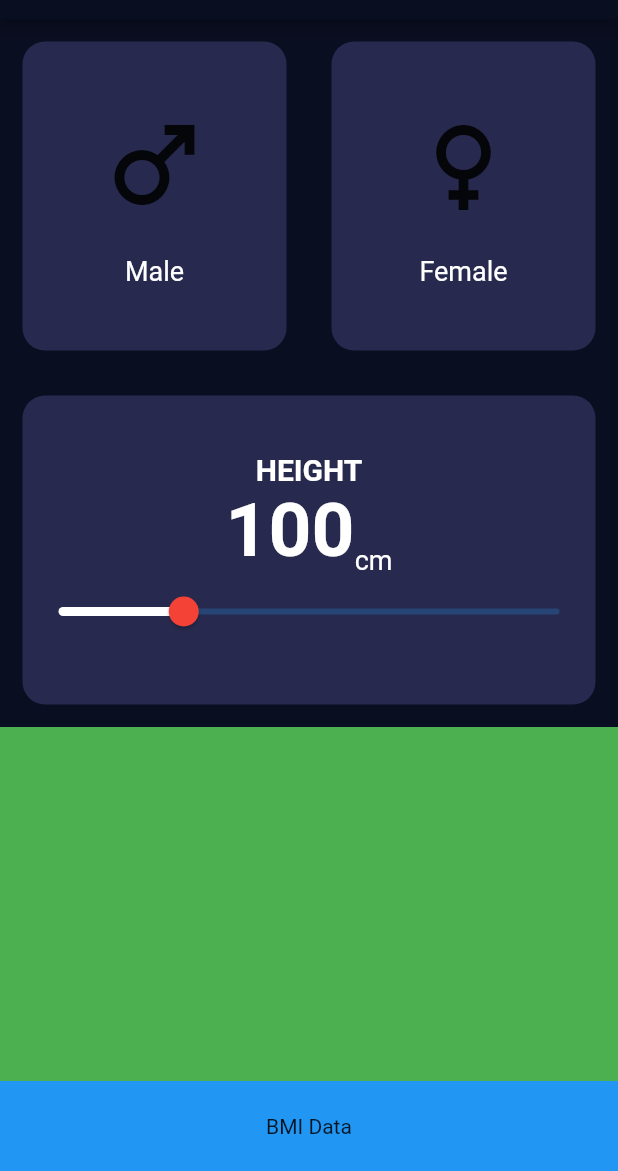
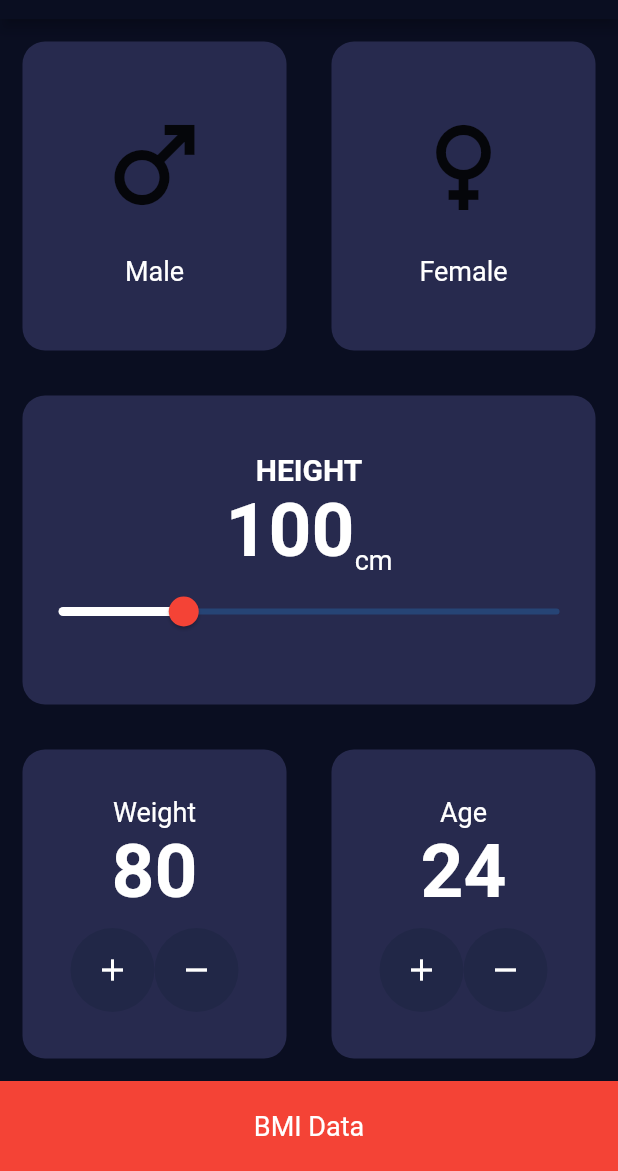
Before and after one commit to 3irham/bmi_calculator_app, a Flutter app: the screen it shows after launch, on a phone screen of 412 x 824 dp, the part 65-1236 px from its top. Run offline on Flutter 3.47's test engine with Material 2 defaults, Android fonts, the phone set to English and light mode, and no system bars.

Commit message:
Part 10 Update

```diff
--- a/lib/constants/constant.dart
+++ b/lib/constants/constant.dart
@@ -5,3 +5,9 @@ TextStyle? labelTextStyle = const TextStyle(
   fontSize: 18,
   color: Color.fromARGB(255, 255, 255, 255),
 );
+
+TextStyle numberTextStyle = const TextStyle(
+  fontSize: 50,
+  fontWeight: FontWeight.bold,
+  color: Color.fromARGB(255, 255, 255, 255),
+);
--- a/lib/views/bmi_data_screen.dart
+++ b/lib/views/bmi_data_screen.dart
@@ -57,11 +57,7 @@ class _BmiDataScreenState extends State<BmiDataScreen> {
                   children: [
                     Text(
                       ('$height'),
-                      style: const TextStyle(
-                        fontSize: 50,
-                        fontWeight: FontWeight.bold,
-                        color: Colors.white,
-                      ),
+                      style: numberTextStyle,
                     ),
                     Text(
                       'cm',
@@ -85,9 +81,113 @@ class _BmiDataScreenState extends State<BmiDataScreen> {
             ),
           )),
           Expanded(
-              child: Container(
-            color: Colors.green,
-          )),
+            child: Row(
+              children: [
+                Expanded(
+                  child: BMICard(
+                    child: Column(
+                      mainAxisAlignment: MainAxisAlignment.center,
+                      children: [
+                        Text(
+                          'Weight',
+                          style: labelTextStyle,
+                        ),
+                        Text(
+                          '80',
+                          style: numberTextStyle,
+                        ),
+                        const SizedBox(height: 8),
+                        Row(
+                          mainAxisAlignment: MainAxisAlignment.center,
+                          children: [
+                            RawMaterialButton(
+                              onPressed: () {},
+                              child: const Icon(
+                                Icons.add,
+                                color: Colors.white,
+                              ),
+                              shape: const CircleBorder(),
+                              elevation: 0,
+                              fillColor: const Color(0xff212747),
+                              constraints: const BoxConstraints.tightFor(
+                                width: 56,
+                                height: 56,
+                              ),
+                            ),
+                            RawMaterialButton(
+                              onPressed: () {},
+                              child: const Icon(
+                                Icons.remove,
+                                color: Colors.white,
+                              ),
+                              shape: const CircleBorder(),
+                              elevation: 0,
+                              fillColor: const Color(0xff212747),
+                              constraints: const BoxConstraints.tightFor(
+                                width: 56,
+                                height: 56,
+                              ),
+                            ),
+                          ],
+                        ),
+                      ],
+                    ),
+                  ),
+                ),
+                Expanded(
+                  child: BMICard(
+                    child: Column(
+                      mainAxisAlignment: MainAxisAlignment.center,
+                      children: [
+                        Text(
+                          'Age',
+                          style: labelTextStyle,
+                        ),
+                        Text(
+                          '24',
+                          style: numberTextStyle,
+                        ),
+                        const SizedBox(height: 8),
+                        Row(
+                          mainAxisAlignment: MainAxisAlignment.center,
+                          children: [
+                            RawMaterialButton(
+                              onPressed: () {},
+                              child: const Icon(
+                                Icons.add,
+                                color: Colors.white,
+                              ),
+                              shape: const CircleBorder(),
+                              elevation: 0,
+                              fillColor: const Color(0xff212747),
+                              constraints: const BoxConstraints.tightFor(
+                                width: 56,
+                                height: 56,
+                              ),
+                            ),
+                            RawMaterialButton(
+                              onPressed: () {},
+                              child: const Icon(
+                                Icons.remove,
+                                color: Colors.white,
+                              ),
+                              shape: const CircleBorder(),
+                              elevation: 0,
+                              fillColor: const Color(0xff212747),
+                              constraints: const BoxConstraints.tightFor(
+                                width: 56,
+                                height: 56,
+                              ),
+                            ),
+                          ],
+                        ),
+                      ],
+                    ),
+                  ),
+                ),
+              ],
+            ),
+          ),
           GestureDetector(
             onTap: () {
               Navigator.push(
@@ -99,8 +199,13 @@ class _BmiDataScreenState extends State<BmiDataScreen> {
             },
             child: Container(
               height: 60,
-              color: Colors.blue,
-              child: const Center(child: Text('BMI Data')),
+              color: Colors.red,
+              child: Center(
+                child: Text(
+                  'BMI Data',
+                  style: labelTextStyle,
+                ),
+              ),
             ),
           ),
         ],
```
